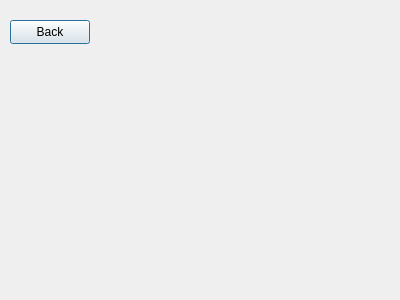
Before: the Qt Designer form itemshopwindow.ui in bobelmasry/GeometryDashQT, drawn with Qt 5.
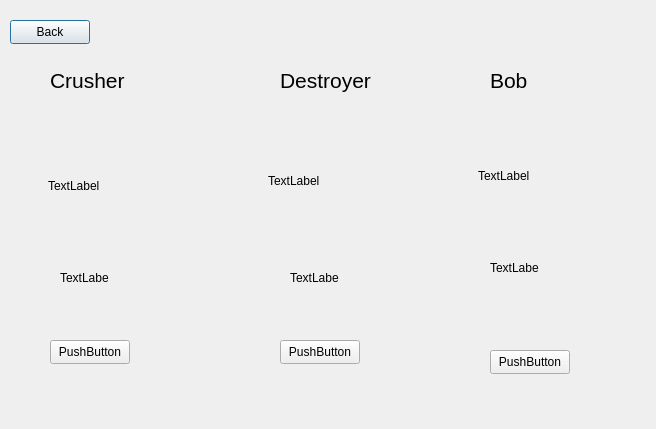
After: the same form once the commit is applied.

Commit message: added most of item shop functionality

```diff
--- a/itemshopwindow.ui
+++ b/itemshopwindow.ui
@@ -6,8 +6,8 @@
    <rect>
     <x>0</x>
     <y>0</y>
-    <width>400</width>
-    <height>300</height>
+    <width>656</width>
+    <height>429</height>
    </rect>
   </property>
   <property name="windowTitle">
@@ -26,6 +26,177 @@
     <string>Back</string>
    </property>
   </widget>
+  <widget class="QLabel" name="skin1Label">
+   <property name="geometry">
+    <rect>
+     <x>48</x>
+     <y>145</y>
+     <width>101</width>
+     <height>81</height>
+    </rect>
+   </property>
+   <property name="text">
+    <string>TextLabel</string>
+   </property>
+  </widget>
+  <widget class="QLabel" name="skin2Label">
+   <property name="geometry">
+    <rect>
+     <x>268</x>
+     <y>135</y>
+     <width>111</width>
+     <height>91</height>
+    </rect>
+   </property>
+   <property name="text">
+    <string>TextLabel</string>
+   </property>
+  </widget>
+  <widget class="QLabel" name="skin3Label">
+   <property name="geometry">
+    <rect>
+     <x>478</x>
+     <y>135</y>
+     <width>111</width>
+     <height>81</height>
+    </rect>
+   </property>
+   <property name="text">
+    <string>TextLabel</string>
+   </property>
+  </widget>
+  <widget class="QPushButton" name="skin1Button">
+   <property name="geometry">
+    <rect>
+     <x>50</x>
+     <y>340</y>
+     <width>80</width>
+     <height>24</height>
+    </rect>
+   </property>
+   <property name="text">
+    <string>PushButton</string>
+   </property>
+  </widget>
+  <widget class="QPushButton" name="skin2Button">
+   <property name="geometry">
+    <rect>
+     <x>280</x>
+     <y>340</y>
+     <width>80</width>
+     <height>24</height>
+    </rect>
+   </property>
+   <property name="text">
+    <string>PushButton</string>
+   </property>
+  </widget>
+  <widget class="QPushButton" name="skin3Button">
+   <property name="geometry">
+    <rect>
+     <x>490</x>
+     <y>350</y>
+     <width>80</width>
+     <height>24</height>
+    </rect>
+   </property>
+   <property name="text">
+    <string>PushButton</string>
+   </property>
+  </widget>
+  <widget class="QLabel" name="label">
+   <property name="geometry">
+    <rect>
+     <x>50</x>
+     <y>70</y>
+     <width>91</width>
+     <height>21</height>
+    </rect>
+   </property>
+   <property name="font">
+    <font>
+     <pointsize>16</pointsize>
+    </font>
+   </property>
+   <property name="text">
+    <string>Crusher</string>
+   </property>
+  </widget>
+  <widget class="QLabel" name="label_2">
+   <property name="geometry">
+    <rect>
+     <x>280</x>
+     <y>60</y>
+     <width>101</width>
+     <height>41</height>
+    </rect>
+   </property>
+   <property name="font">
+    <font>
+     <pointsize>16</pointsize>
+    </font>
+   </property>
+   <property name="text">
+    <string>Destroyer</string>
+   </property>
+  </widget>
+  <widget class="QLabel" name="label_3">
+   <property name="geometry">
+    <rect>
+     <x>490</x>
+     <y>70</y>
+     <width>61</width>
+     <height>21</height>
+    </rect>
+   </property>
+   <property name="font">
+    <font>
+     <pointsize>16</pointsize>
+    </font>
+   </property>
+   <property name="text">
+    <string>Bob</string>
+   </property>
+  </widget>
+  <widget class="QLabel" name="skin1Details">
+   <property name="geometry">
+    <rect>
+     <x>60</x>
+     <y>270</y>
+     <width>49</width>
+     <height>16</height>
+    </rect>
+   </property>
+   <property name="text">
+    <string>TextLabel</string>
+   </property>
+  </widget>
+  <widget class="QLabel" name="skin2Details">
+   <property name="geometry">
+    <rect>
+     <x>290</x>
+     <y>270</y>
+     <width>49</width>
+     <height>16</height>
+    </rect>
+   </property>
+   <property name="text">
+    <string>TextLabel</string>
+   </property>
+  </widget>
+  <widget class="QLabel" name="skin3Details">
+   <property name="geometry">
+    <rect>
+     <x>490</x>
+     <y>260</y>
+     <width>49</width>
+     <height>16</height>
+    </rect>
+   </property>
+   <property name="text">
+    <string>TextLabel</string>
+   </property>
+  </widget>
  </widget>
  <resources/>
  <connections/>
```
The commit also changes 2 other files.
